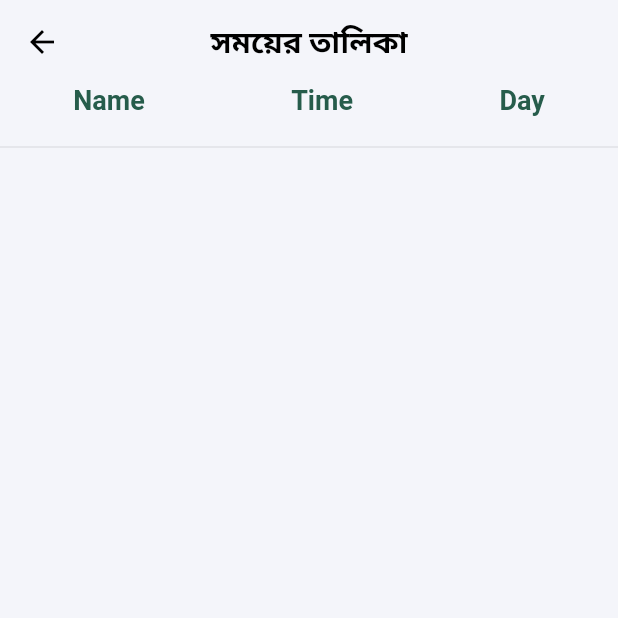
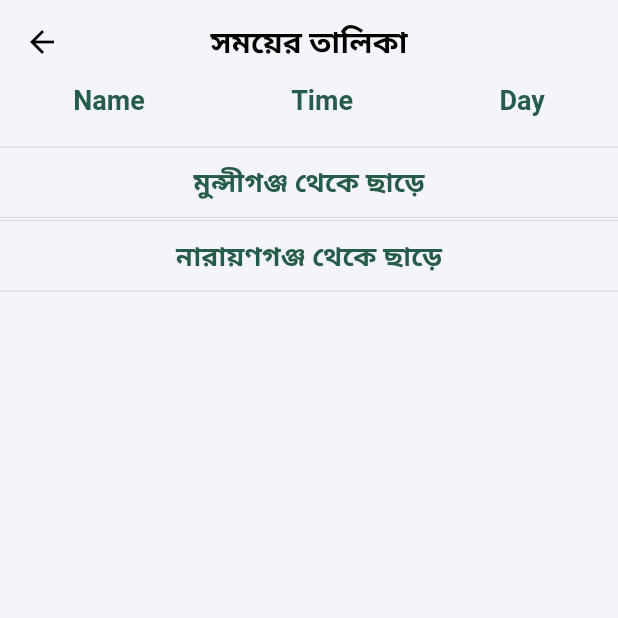
Before and after one commit to MehediHasannOvi/lounchtime, a Flutter app: the TimelistView screen opened by its route, on a phone screen of 412 x 824 dp, the top half of it. Run offline on Flutter 3.47's test engine with Material 2 defaults, Android fonts, the phone set to English and light mode, and no system bars; our stand-ins replace cloud_firestore, firebase_core, get; accounts and stored records are empty.

Commit message:
more change

```diff
--- a/lib/app/modules/timelist/views/timelist_view.dart
+++ b/lib/app/modules/timelist/views/timelist_view.dart
@@ -10,15 +10,6 @@ class TimelistView extends GetView<TimelistController> {
   const TimelistView({Key? key}) : super(key: key);
   @override
   Widget build(BuildContext context) {
-    final List<String> lTime = ["০৮.৩০", "১০.১০", "০৬.১০", "০৮.১০", "১০.৩০"];
-    final List<String> lname = [
-      "খাজা এক্সপ্রেস",
-      "দারাশিকো",
-      "দারাশিকো",
-      "খাজা এক্সপ্রেস",
-      "দারাশিকো"
-    ];
-    final List<String> lday = ["সকাল", "সকাল", "বিকাল", "বিকাল", "বিকাল"];
     return Scaffold(
         appBar: AppBar(
           backgroundColor: appColors.bgColor,
@@ -28,7 +19,8 @@ class TimelistView extends GetView<TimelistController> {
           ),
           centerTitle: true,
         ),
-        body: Column(
+        body: SingleChildScrollView(
+          child: Column(
             children: [
               Row(
                 mainAxisAlignment: MainAxisAlignment.spaceAround,
@@ -60,9 +52,80 @@ class TimelistView extends GetView<TimelistController> {
                 height: 20,
               ),
               Divider(height: 2),
+              SizedBox(
+                height: 10,
+              ),
+              Text(
+                "মুন্সীগঞ্জ থেকে ছাড়ে",
+                style: TextStyle(
+                    color: appColors.darkGreen,
+                    fontSize: 18,
+                    fontWeight: FontWeight.bold),
+              ),
+              SizedBox(
+                height: 10,
+              ),
+              Divider(height: 2),
               StreamBuilder<QuerySnapshot>(
                   stream: FirebaseFirestore.instance
-                    .collection("LaunchTime").orderBy("Number")
+                      .collection("Munshiganj",)
+                      .orderBy("Time",descending: true)
+                      .snapshots(),
+                  builder: (context, mho) {
+                    if (mho.connectionState == ConnectionState.waiting) {
+                      return Center(
+                        child: CircularProgressIndicator(),
+                      );
+                    } else {
+                      return ListView.separated(
+                        physics: NeverScrollableScrollPhysics(),
+                        shrinkWrap: true,
+                        itemCount: mho.data!.docs.length,
+                        itemBuilder: (contex, index) {
+                          final ndataGet = mho.data?.docs;
+                          print(mho.data?.docs.length.toString());
+                          return Row(
+                            crossAxisAlignment: CrossAxisAlignment.center,
+                            mainAxisAlignment: MainAxisAlignment.spaceAround,
+                            children: [
+                              Text(ndataGet![index]["Name"]),
+                              Text(ndataGet[index]["Time"]),
+                              // Text(ndataGet[index]["Day"]),
+                            ],
+                          );
+                        },
+                        separatorBuilder: (BuildContext context, int index) {
+                          return Column(
+                            children: [
+                              Divider(),
+                              const SizedBox(
+                                height: 10,
+                              ),
+                            ],
+                          );
+                        },
+                      );
+                    }
+                  }),
+              Divider(height: 2),
+              SizedBox(
+                height: 10,
+              ),
+              Text(
+                "নারায়ণগঞ্জ থেকে ছাড়ে",
+                style: TextStyle(
+                    color: appColors.darkGreen,
+                    fontSize: 18,
+                    fontWeight: FontWeight.bold),
+              ),
+              SizedBox(
+                height: 10,
+              ),
+              Divider(height: 2),
+              StreamBuilder<QuerySnapshot>(
+                  stream: FirebaseFirestore.instance
+                      .collection("Narayanganj")
+                      .orderBy("Time",descending: true)
                       .snapshots(),
                   builder: (context, snapshot) {
                     if (snapshot.connectionState == ConnectionState.waiting) {
@@ -71,6 +134,7 @@ class TimelistView extends GetView<TimelistController> {
                       );
                     } else {
                       return ListView.separated(
+                        physics: NeverScrollableScrollPhysics(),
                         shrinkWrap: true,
                         itemCount: snapshot.data!.docs.length,
                         itemBuilder: (contex, index) {
@@ -81,7 +145,7 @@ class TimelistView extends GetView<TimelistController> {
                             children: [
                               Text(getData![index]["Name"]),
                               Text(getData[index]["Time"]),
-                            Text(getData[index]["Day"]),
+                              // Text(getData[index]["Day"]),
                             ],
                           );
                         },
@@ -99,6 +163,7 @@ class TimelistView extends GetView<TimelistController> {
                     }
                   }),
             ],
+          ),
         ));
   }
 }
--- a/lib/app/routes/app_pages.dart
+++ b/lib/app/routes/app_pages.dart
@@ -2,6 +2,10 @@ import 'package:get/get.dart';
 
 import '../modules/home/bindings/home_binding.dart';
 import '../modules/home/views/home_view.dart';
+import '../modules/lounchtimeadd/bindings/lounchtimeadd_binding.dart';
+import '../modules/lounchtimeadd/views/lounchtimeadd_view.dart';
+import '../modules/showlounchtime/bindings/showlounchtime_binding.dart';
+import '../modules/showlounchtime/views/showlounchtime_view.dart';
 import '../modules/timelist/bindings/timelist_binding.dart';
 import '../modules/timelist/views/timelist_view.dart';
 
@@ -25,5 +29,15 @@ class AppPages {
       page: () => const TimelistView(),
       binding: TimelistBinding(),
     ),
+    GetPage(
+      name: _Paths.LOUNCHTIMEADD,
+      page: () => const LounchtimeaddView(),
+      binding: LounchtimeaddBinding(),
+    ),
+    GetPage(
+      name: _Paths.SHOWLOUNCHTIME,
+      page: () => const ShowlounchtimeView(),
+      binding: ShowlounchtimeBinding(),
+    ),
   ];
 }
--- a/lib/app/routes/app_routes.dart
+++ b/lib/app/routes/app_routes.dart
@@ -7,10 +7,14 @@ abstract class Routes {
   Routes._();
   static const HOME = _Paths.HOME;
   static const TIMELIST = _Paths.TIMELIST;
+  static const LOUNCHTIMEADD = _Paths.LOUNCHTIMEADD;
+  static const SHOWLOUNCHTIME = _Paths.SHOWLOUNCHTIME;
 }
 
 abstract class _Paths {
   _Paths._();
   static const HOME = '/home';
   static const TIMELIST = '/timelist';
+  static const LOUNCHTIMEADD = '/lounchtimeadd';
+  static const SHOWLOUNCHTIME = '/showlounchtime';
 }
--- a/pubspec.yaml
+++ b/pubspec.yaml
@@ -12,6 +12,7 @@ dependencies:
     sdk: flutter
   firebase_core: any
   cloud_firestore: any
+  url_launcher: ^6.1.3
   # data_table_2: ^2.3.1
 
 
```
Also changed, not shown: lib/app/modules/home/Widget/appDrawer.dart (+26 -0 lines), lib/app/modules/home/controllers/home_controller.dart (+85 -17 lines), lib/app/modules/home/views/home_view.dart (+29 -12 lines), lib/app/modules/lounchtimeadd/bindings/lounchtimeadd_binding.dart (added, +12 -0 lines), lib/app/modules/lounchtimeadd/controllers/lounchtimeadd_controller.dart (added, +31 -0 lines), lib/app/modules/lounchtimeadd/views/lounchtimeadd_view.dart (added, +68 -0 lines), lib/app/modules/showlounchtime/bindings/showlounchtime_binding.dart (added, +13 -0 lines), lib/app/modules/showlounchtime/controllers/showlounchtime_controller.dart (added, +23 -0 lines), lib/app/modules/showlounchtime/views/showlounchtime_view.dart (added, +26 -0 lines), firebase.json, pubspec.lock, 9 other files. Lines whose indentation alone changed are shown as unchanged.
